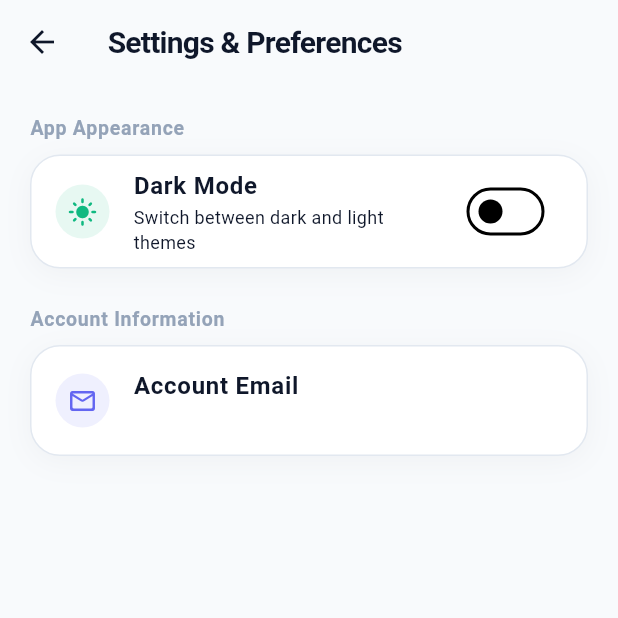
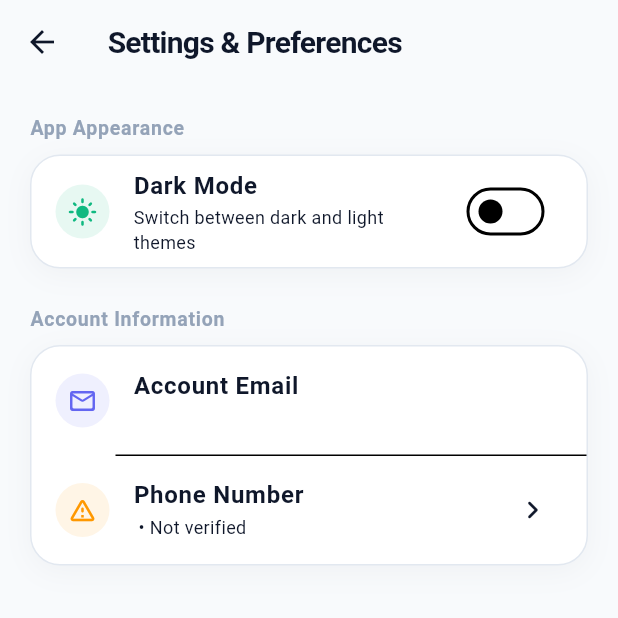
Before and after one commit to Yalo2/SURPLUSTHEM_FLUTTERAPP_GROUP43, a Flutter app: the SettingsScreen screen opened directly, on a phone screen of 412 x 824 dp, the top half of it. Run offline on Flutter 3.47's test engine with Material 3 defaults, Android fonts, the phone set to English and light mode, and no system bars; our stand-ins replace cloud_firestore, firebase_auth, firebase_core, geolocator, image_picker; accounts and stored records are empty.

Commit message:
Upadeted settings screen

```diff
--- a/lib/src/screens/dashboard/settings_screen.dart
+++ b/lib/src/screens/dashboard/settings_screen.dart
@@ -1,8 +1,10 @@
 import 'package:flutter/material.dart';
+import 'package:cloud_firestore/cloud_firestore.dart';
 import 'package:firebase_auth/firebase_auth.dart';
 import '../../theme/app_theme.dart';
 import '../../theme/theme_controller.dart';
 import '../../widgets/custom_widgets.dart';
+import 'phone_verification_screen.dart';
 
 class SettingsScreen extends StatelessWidget {
   const SettingsScreen({super.key});
@@ -13,9 +15,7 @@ class SettingsScreen extends StatelessWidget {
     final isDark = Theme.of(context).brightness == Brightness.dark;
 
     return Scaffold(
-      appBar: AppBar(
-        title: const Text('Settings & Preferences'),
-      ),
+      appBar: AppBar(title: const Text('Settings & Preferences')),
       body: ListView(
         padding: const EdgeInsets.all(20),
         children: [
@@ -24,7 +24,9 @@ class SettingsScreen extends StatelessWidget {
             style: TextStyle(
               fontSize: 13,
               fontWeight: FontWeight.w700,
-              color: isDark ? AppColors.darkTextMuted : AppColors.lightTextMuted,
+              color: isDark
+                  ? AppColors.darkTextMuted
+                  : AppColors.lightTextMuted,
               letterSpacing: 0.5,
             ),
           ),
@@ -75,7 +77,9 @@ class SettingsScreen extends StatelessWidget {
             style: TextStyle(
               fontSize: 13,
               fontWeight: FontWeight.w700,
-              color: isDark ? AppColors.darkTextMuted : AppColors.lightTextMuted,
+              color: isDark
+                  ? AppColors.darkTextMuted
+                  : AppColors.lightTextMuted,
               letterSpacing: 0.5,
             ),
           ),
@@ -106,6 +110,55 @@ class SettingsScreen extends StatelessWidget {
                     style: const TextStyle(fontSize: 12),
                   ),
                 ),
+                const Divider(height: 1, indent: 56),
+                StreamBuilder<DocumentSnapshot>(
+                  stream: FirebaseFirestore.instance
+                      .collection('users')
+                      .doc(user?.uid)
+                      .snapshots(),
+                  builder: (context, snapshot) {
+                    final data =
+                        snapshot.data?.data() as Map<String, dynamic>? ?? {};
+                    final phone = data['phone'] ?? 'Not set';
+                    final isVerified = data['phoneVerified'] == true;
+
+                    return ListTile(
+                      leading: Container(
+                        padding: const EdgeInsets.all(8),
+                        decoration: BoxDecoration(
+                          color:
+                              (isVerified ? AppColors.primary : Colors.orange)
+                                  .withValues(alpha: 0.1),
+                          shape: BoxShape.circle,
+                        ),
+                        child: Icon(
+                          isVerified
+                              ? Icons.verified_rounded
+                              : Icons.warning_amber_rounded,
+                          color: isVerified ? AppColors.primary : Colors.orange,
+                          size: 20,
+                        ),
+                      ),
+                      title: const Text(
+                        'Phone Number',
+                        style: TextStyle(fontWeight: FontWeight.w600),
+                      ),
+                      subtitle: Text(
+                        isVerified
+                            ? '$phone • Verified'
+                            : '$phone • Not verified',
+                        style: const TextStyle(fontSize: 12),
+                      ),
+                      trailing: const Icon(Icons.chevron_right_rounded),
+                      onTap: () => Navigator.push(
+                        context,
+                        MaterialPageRoute(
+                          builder: (_) => const PhoneVerificationScreen(),
+                        ),
+                      ),
+                    );
+                  },
+                ),
               ],
             ),
           ),
```
